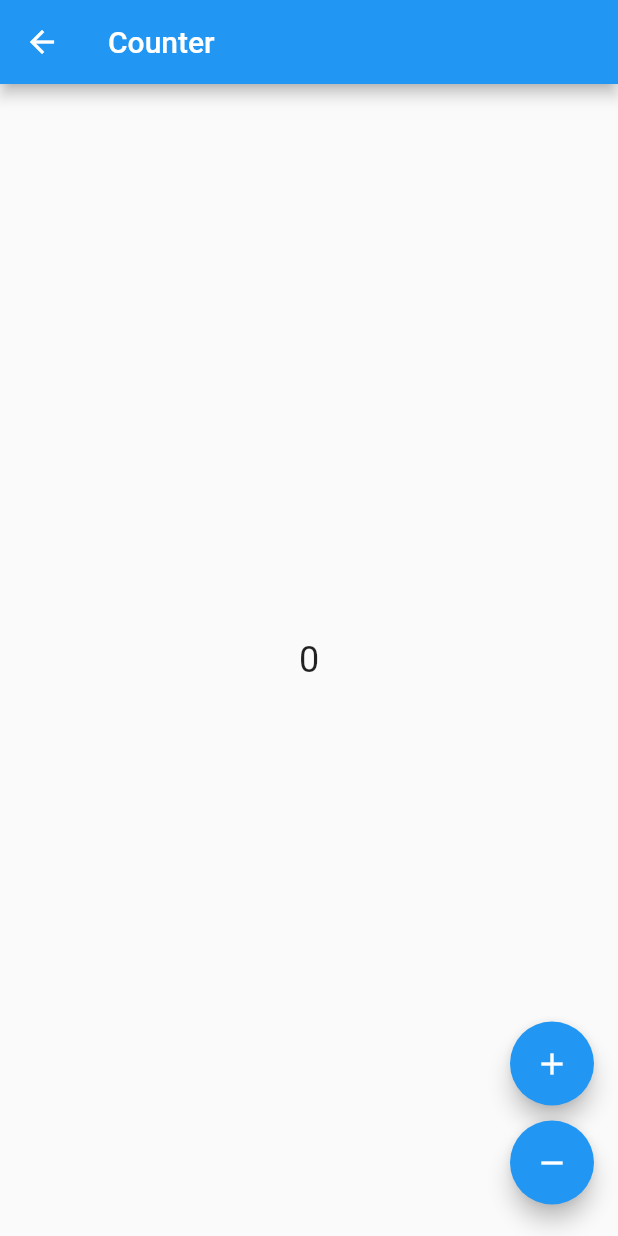
After one commit to zorrokid/film-freak, a Flutter app: the CounterPage screen opened directly, on a phone screen of 412 x 824 dp. The commit adds this screen. Run offline on Flutter 3.47's test engine with Material 2 defaults, Android fonts, the phone set to English and light mode, and no system bars; our stand-ins replace camera, equatable, file_picker, firebase_core, firebase_remote_config, flutter_bloc and 3 more; missing offline and left inert: google_mlkit_barcode_scanning, google_mlkit_commons, google_mlkit_text_recognition; accounts and stored records are empty.

Commit message:
Start implementing bloc-pattern

```diff
--- a/lib/main.dart
+++ b/lib/main.dart
@@ -1,11 +1,9 @@
-import 'package:film_freak/services/collection_item_service.dart';
-import 'package:film_freak/services/release_service.dart';
 import 'package:flutter/material.dart';
 import 'package:firebase_core/firebase_core.dart';
+import 'film_freak_app.dart';
 import 'firebase_options.dart';
 import 'package:provider/provider.dart';
 import 'package:camera/camera.dart';
-import 'screens/scan_barcode/scan_view.dart';
 import 'init/logging.dart';
 import 'init/remote_config.dart';
 import 'init/state.dart';
@@ -25,21 +23,7 @@ Future<void> main() async {
   runApp(
     ChangeNotifierProvider(
       create: (context) => collectionModel,
-      child: const MyApp(),
+      child: const FilmFreakApp(),
     ),
   );
 }
-
-class MyApp extends StatelessWidget {
-  const MyApp({super.key});
-
-  @override
-  Widget build(BuildContext context) {
-    return MaterialApp(
-        title: 'film_freak',
-        home: ScanView(
-          releaseService: initializeReleaseService(),
-          collectionItemService: initializeCollectionItemService(),
-        ));
-  }
-}
--- a/lib/screens/add_or_edit_release/release_form.dart
+++ b/lib/screens/add_or_edit_release/release_form.dart
@@ -27,7 +27,7 @@ import '../../widgets/release_properties.dart';
 import '../process_image/image_process_view.dart';
 import '../tmdb_search/tmdb_movie_search_screen.dart';
 import '../add_or_edit_collection_item/collection_item_form.dart';
-import '../scan_barcode/barcode_scanner_view.dart';
+import '../scan_barcode/view/barcode_scanner_view.dart';
 import '../select_text_from_image/image_text_selector.dart';
 import '../select_properties/property_selection_view.dart';
 import 'buttons/release_pic_selection.dart';
--- /dev/null
+++ b/lib/screens/counter_page/counter_bloc.dart
@@ -0,0 +1,14 @@
+import 'package:flutter_bloc/flutter_bloc.dart';
+
+abstract class CounterEvent {}
+
+class CounterIncrementPressed extends CounterEvent {}
+
+class CounterDecrementPressed extends CounterEvent {}
+
+class CounterBloc extends Bloc<CounterEvent, int> {
+  CounterBloc() : super(0) {
+    on<CounterIncrementPressed>(((event, emit) => emit(state + 1)));
+    on<CounterDecrementPressed>(((event, emit) => emit(state - 1)));
+  }
+}
--- /dev/null
+++ b/lib/screens/counter_page/counter_page.dart
@@ -0,0 +1,47 @@
+import 'package:flutter/material.dart';
+import 'package:flutter_bloc/flutter_bloc.dart';
+
+import 'counter_bloc.dart';
+
+class CounterPage extends StatelessWidget {
+  const CounterPage({super.key});
+
+  @override
+  Widget build(BuildContext context) {
+    return Scaffold(
+      appBar: AppBar(title: const Text('Counter')),
+      body: BlocBuilder<CounterBloc, int>(
+        builder: (context, count) {
+          return Center(
+            child: Text(
+              '$count',
+              style: const TextStyle(fontSize: 24.0),
+            ),
+          );
+        },
+      ),
+      floatingActionButton: Column(
+        crossAxisAlignment: CrossAxisAlignment.end,
+        mainAxisAlignment: MainAxisAlignment.end,
+        children: <Widget>[
+          Padding(
+            padding: const EdgeInsets.symmetric(vertical: 5.0),
+            child: FloatingActionButton(
+              child: const Icon(Icons.add),
+              onPressed: () =>
+                  context.read<CounterBloc>().add(CounterIncrementPressed()),
+            ),
+          ),
+          Padding(
+            padding: const EdgeInsets.symmetric(vertical: 5.0),
+            child: FloatingActionButton(
+              child: const Icon(Icons.remove),
+              onPressed: () =>
+                  context.read<CounterBloc>().add(CounterDecrementPressed()),
+            ),
+          ),
+        ],
+      ),
+    );
+  }
+}
--- a/lib/screens/scan_barcode/barcode_scanner_view.dart
+++ b/lib/screens/scan_barcode/view/barcode_scanner_view.dart
@@ -1,8 +1,8 @@
 import 'package:flutter/material.dart';
 import 'package:provider/provider.dart';
 import 'package:google_mlkit_barcode_scanning/google_mlkit_barcode_scanning.dart';
-import '../../persistence/app_state.dart';
-import '../../widgets/camera_widget.dart';
+import '../../../persistence/app_state.dart';
+import '../../../widgets/camera_widget.dart';
 
 class BarcodeScannerView extends StatefulWidget {
   const BarcodeScannerView({super.key});
--- a/pubspec.yaml
+++ b/pubspec.yaml
@@ -56,6 +56,8 @@ dependencies:
     firebase_core: ^2.3.0
     url_launcher: ^6.1.7
     tuple: ^2.0.1
+    flutter_bloc: ^8.0.0
+    equatable: ^2.0.0
 
 dev_dependencies:
     flutter_test:
```
Also changed, not shown: lib/film_freak_app.dart (added, +28 -0 lines), lib/screens/counter_page/bloc_counter_test.dart (added, +17 -0 lines), lib/screens/scan_barcode/cubit/scan_barcode_cubit.dart (added, +53 -0 lines), lib/screens/scan_barcode/cubit/scan_barcode_state.dart (added, +47 -0 lines), lib/screens/scan_barcode/scan_view.dart (deleted, +0 -166 lines), lib/screens/scan_barcode/view/barcode_scan_page.dart (added, +22 -0 lines), lib/screens/scan_barcode/view/barcode_scan_view.dart (added, +184 -0 lines), lib/widgets/main_drawer.dart (+9 -7 lines), pubspec.lock.
